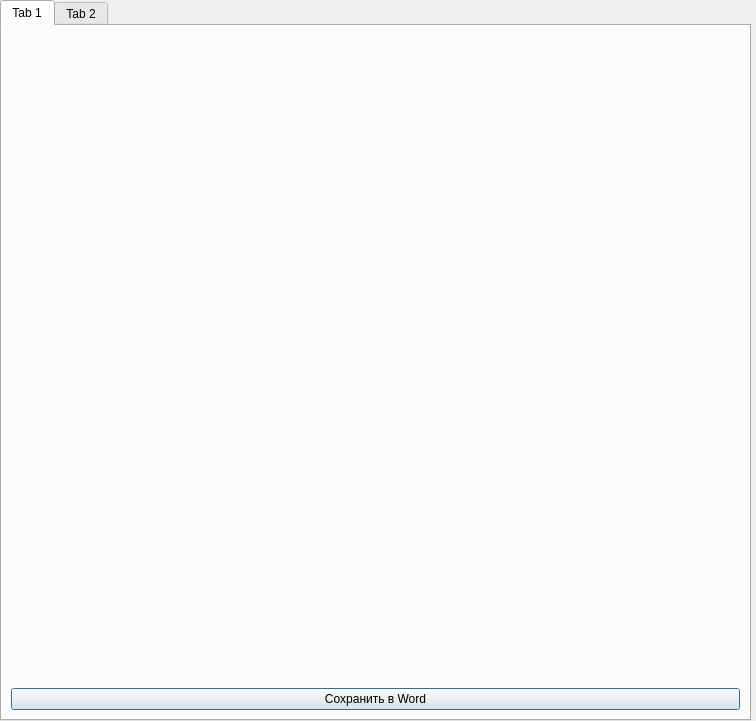
The window that form.ui (Nenu1985/stend) describes before a commit, drawn with Qt 5.
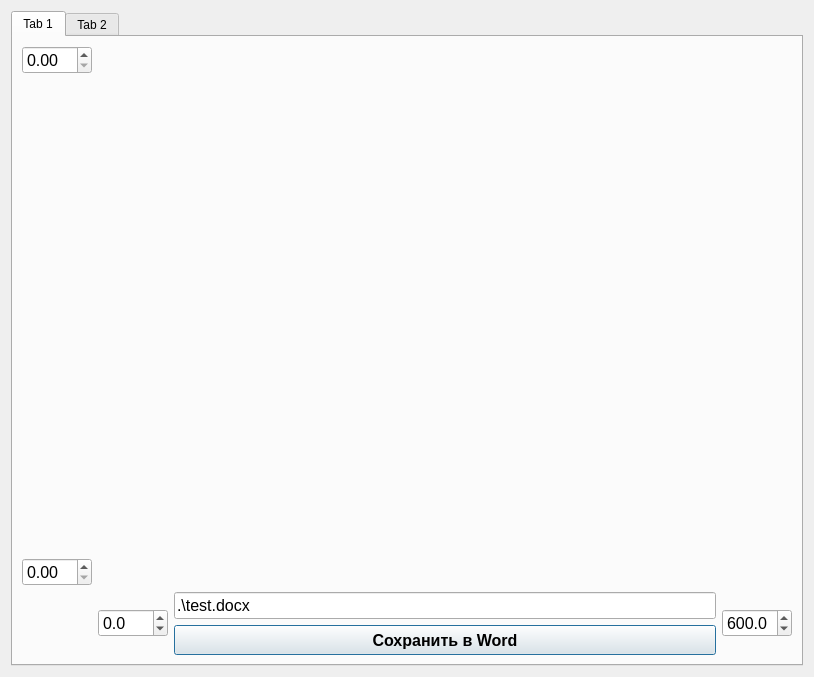
The same window after the commit.

Commit message: added controls to chart form. word saving procedure edited.

```diff
--- a/form.ui
+++ b/form.ui
@@ -6,22 +6,16 @@
    <rect>
     <x>0</x>
     <y>0</y>
-    <width>756</width>
-    <height>721</height>
+    <width>814</width>
+    <height>677</height>
    </rect>
   </property>
   <property name="windowTitle">
    <string>Dialog</string>
   </property>
+  <layout class="QGridLayout" name="gridLayout">
+   <item row="0" column="0">
   <widget class="QTabWidget" name="tabWidget">
-   <property name="geometry">
-    <rect>
-     <x>0</x>
-     <y>0</y>
-     <width>751</width>
-     <height>721</height>
-    </rect>
-   </property>
    <property name="currentIndex">
     <number>0</number>
    </property>
@@ -31,20 +25,185 @@
     </attribute>
     <layout class="QVBoxLayout" name="verticalLayout">
      <item>
-      <layout class="QHBoxLayout" name="horizontalLayout">
+        <layout class="QGridLayout" name="gridLayout_2" columnstretch="0,0,0,0,0">
+         <item row="3" column="2" colspan="2">
+          <layout class="QVBoxLayout" name="verticalLayout_2">
        <item>
-        <widget class="QWidget" name="widget" native="true"/>
-       </item>
-      </layout>
+            <widget class="QLineEdit" name="lineEdit_word_file_path">
+             <property name="font">
+              <font>
+               <pointsize>12</pointsize>
+              </font>
+             </property>
+             <property name="text">
+              <string>.\test.docx</string>
+             </property>
+            </widget>
      </item>
      <item>
       <widget class="QPushButton" name="openButton">
+             <property name="sizePolicy">
+              <sizepolicy hsizetype="Minimum" vsizetype="Fixed">
+               <horstretch>0</horstretch>
+               <verstretch>0</verstretch>
+              </sizepolicy>
+             </property>
+             <property name="minimumSize">
+              <size>
+               <width>120</width>
+               <height>30</height>
+              </size>
+             </property>
+             <property name="maximumSize">
+              <size>
+               <width>1800</width>
+               <height>30</height>
+              </size>
+             </property>
+             <property name="font">
+              <font>
+               <pointsize>12</pointsize>
+               <weight>75</weight>
+               <bold>true</bold>
+              </font>
+             </property>
        <property name="text">
         <string>Сохранить в Word</string>
        </property>
       </widget>
      </item>
     </layout>
+         </item>
+         <item row="1" column="0">
+          <spacer name="verticalSpacer">
+           <property name="orientation">
+            <enum>Qt::Vertical</enum>
+           </property>
+           <property name="sizeHint" stdset="0">
+            <size>
+             <width>20</width>
+             <height>40</height>
+            </size>
+           </property>
+          </spacer>
+         </item>
+         <item row="0" column="1" rowspan="3" colspan="4">
+          <layout class="QHBoxLayout" name="horizontalLayout">
+           <item>
+            <widget class="QWidget" name="widget" native="true">
+             <zorder></zorder>
+            </widget>
+           </item>
+          </layout>
+         </item>
+         <item row="0" column="0">
+          <widget class="QDoubleSpinBox" name="doubleSpinBox_y_max">
+           <property name="minimumSize">
+            <size>
+             <width>70</width>
+             <height>0</height>
+            </size>
+           </property>
+           <property name="maximumSize">
+            <size>
+             <width>70</width>
+             <height>16777215</height>
+            </size>
+           </property>
+           <property name="font">
+            <font>
+             <pointsize>12</pointsize>
+            </font>
+           </property>
+          </widget>
+         </item>
+         <item row="3" column="4">
+          <widget class="QDoubleSpinBox" name="doubleSpinBox_x_max">
+           <property name="minimumSize">
+            <size>
+             <width>70</width>
+             <height>0</height>
+            </size>
+           </property>
+           <property name="maximumSize">
+            <size>
+             <width>70</width>
+             <height>16777215</height>
+            </size>
+           </property>
+           <property name="font">
+            <font>
+             <pointsize>12</pointsize>
+            </font>
+           </property>
+           <property name="decimals">
+            <number>1</number>
+           </property>
+           <property name="minimum">
+            <double>-9999.000000000000000</double>
+           </property>
+           <property name="maximum">
+            <double>9999.000000000000000</double>
+           </property>
+           <property name="value">
+            <double>600.000000000000000</double>
+           </property>
+          </widget>
+         </item>
+         <item row="3" column="1">
+          <widget class="QDoubleSpinBox" name="doubleSpinBox_x_min">
+           <property name="minimumSize">
+            <size>
+             <width>70</width>
+             <height>0</height>
+            </size>
+           </property>
+           <property name="maximumSize">
+            <size>
+             <width>70</width>
+             <height>16777215</height>
+            </size>
+           </property>
+           <property name="font">
+            <font>
+             <pointsize>12</pointsize>
+            </font>
+           </property>
+           <property name="decimals">
+            <number>1</number>
+           </property>
+           <property name="minimum">
+            <double>-9999.000000000000000</double>
+           </property>
+           <property name="maximum">
+            <double>10000.000000000000000</double>
+           </property>
+          </widget>
+         </item>
+         <item row="2" column="0">
+          <widget class="QDoubleSpinBox" name="doubleSpinBox_y_min">
+           <property name="minimumSize">
+            <size>
+             <width>70</width>
+             <height>0</height>
+            </size>
+           </property>
+           <property name="maximumSize">
+            <size>
+             <width>70</width>
+             <height>16777215</height>
+            </size>
+           </property>
+           <property name="font">
+            <font>
+             <pointsize>12</pointsize>
+            </font>
+           </property>
+          </widget>
+         </item>
+        </layout>
+       </item>
+      </layout>
    </widget>
    <widget class="QWidget" name="tab_2">
     <attribute name="title">
@@ -52,6 +211,8 @@
     </attribute>
    </widget>
   </widget>
+   </item>
+  </layout>
  </widget>
  <resources/>
  <connections/>
```
Lines whose indentation alone changed are shown as unchanged. The commit also changes 5 other files.
